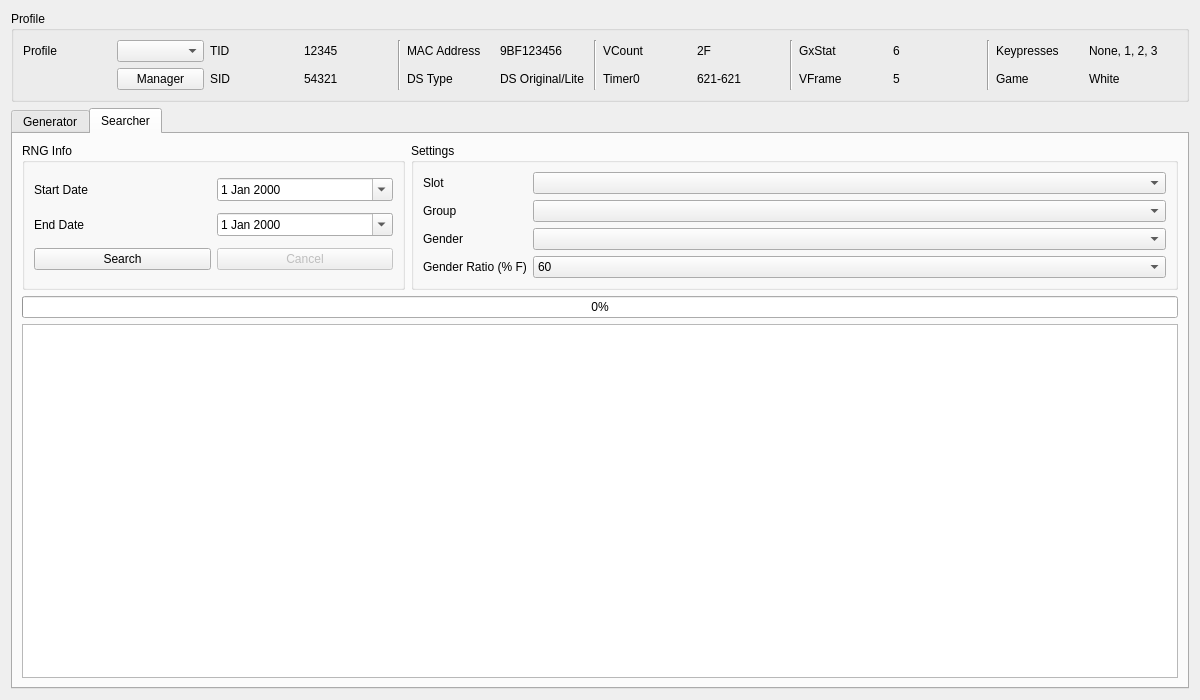
Before: the Qt Designer form Source/Forms/Gen5/HiddenGrotto.ui in Admiral-Fish/PokeFinder, drawn with Qt 5.
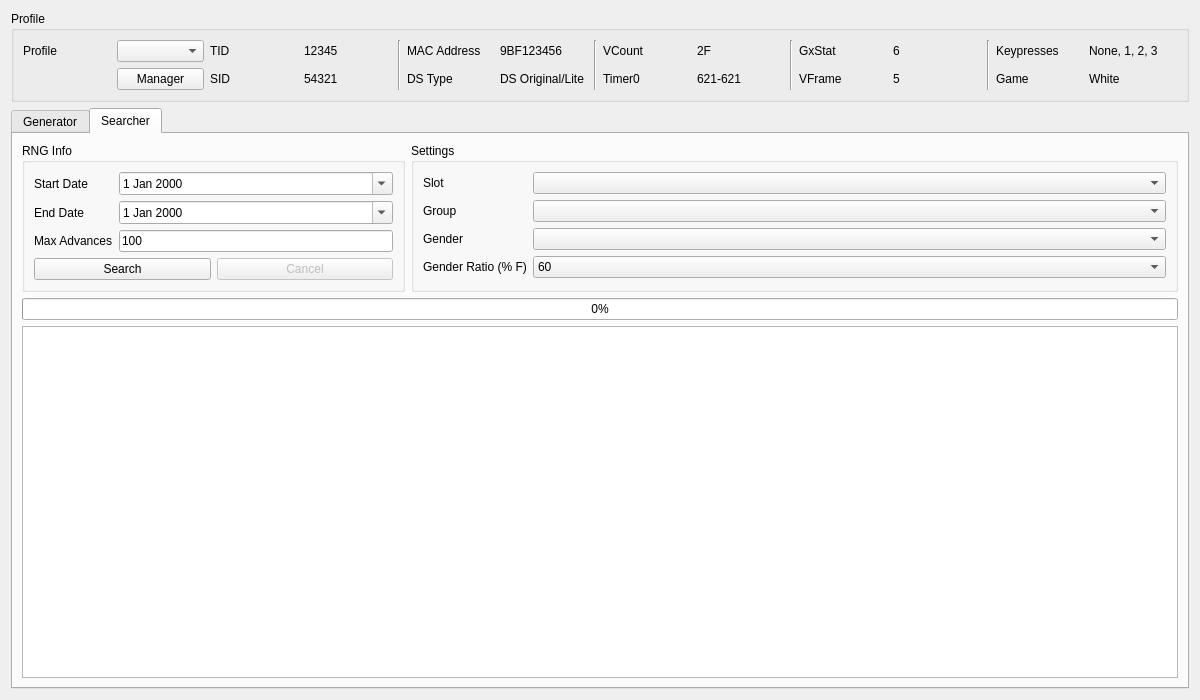
After: the same form once the commit is applied. The open tabs and pages were chosen to show the change. Custom widgets are drawn as their Qt base class.

Commit message: Add advances and max advances to grotto searcher

```diff
--- a/Source/Forms/Gen5/HiddenGrotto.ui
+++ b/Source/Forms/Gen5/HiddenGrotto.ui
@@ -484,7 +484,7 @@
           <string>RNG Info</string>
          </property>
          <layout class="QGridLayout" name="gridLayout_25">
-          <item row="2" column="0" colspan="2">
+          <item row="5" column="0" colspan="2">
            <layout class="QHBoxLayout" name="horizontalLayout_4">
             <item>
              <widget class="QPushButton" name="pushButtonSearch">
@@ -514,6 +514,20 @@
             </item>
            </layout>
           </item>
+          <item row="3" column="1">
+           <widget class="TextBox" name="textBoxSearcherMaxAdvances">
+            <property name="text">
+             <string>100</string>
+            </property>
+           </widget>
+          </item>
+          <item row="0" column="0">
+           <widget class="QLabel" name="labelSearcherStartDate">
+            <property name="text">
+             <string>Start Date</string>
+            </property>
+           </widget>
+          </item>
           <item row="0" column="1">
            <widget class="DateEdit" name="dateEditSearcherStartDate">
             <property name="maximumDateTime">
@@ -548,10 +562,10 @@
             </property>
            </widget>
           </item>
-          <item row="0" column="0">
-           <widget class="QLabel" name="labelSearcherStartDate">
+          <item row="3" column="0">
+           <widget class="QLabel" name="labelSearcherMaxAdvances">
             <property name="text">
-             <string>Start Date</string>
+             <string>Max Advances</string>
             </property>
            </widget>
           </item>
```
Left out of the diff: 2 changed lines with no effect on the pictures. The commit also changes 3 other files.
